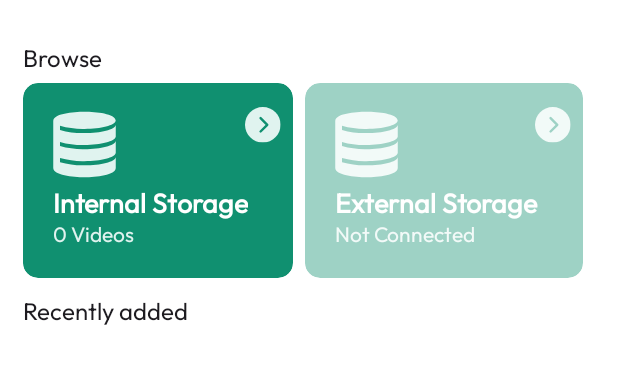
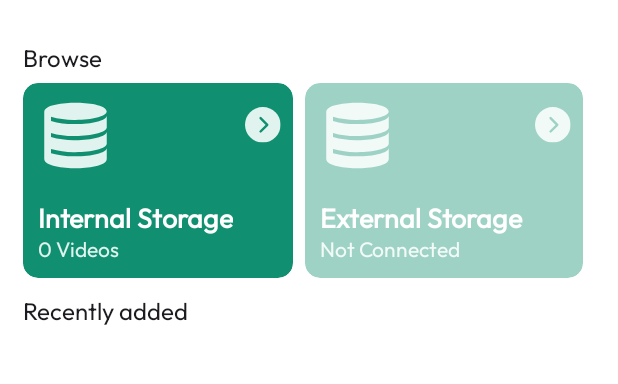
Before and after one commit to anuj-softech/PixelPlay, an Android app: the screen it shows after launch (MainActivity), on a phone screen of 412 x 824 dp, the part 70-454 px from its top. Run offline under Robolectric (Android 15) with nearby library versions, the phone set to English and light mode, and no system bars; Roboto replaces fonts that are not available here.

Commit message:
added necessary features

```diff
--- a/app/src/main/java/com/rock/pixelplay/Application.kt
+++ b/app/src/main/java/com/rock/pixelplay/Application.kt
@@ -2,12 +2,14 @@ package com.rock.pixelplay
 
 import android.app.Application
 import androidx.appcompat.app.AppCompatDelegate
+import com.rock.pixelplay.helper.DiskBitmapCache
 import com.rock.pixelplay.helper.SettingsPref
 
 class Application : Application() {
     override fun onCreate() {
         super.onCreate()
         val theme = SettingsPref.getTheme(this)
+        DiskBitmapCache.init(applicationContext)
         AppCompatDelegate.setDefaultNightMode(
             when (theme) {
                 0 -> AppCompatDelegate.MODE_NIGHT_FOLLOW_SYSTEM
--- /dev/null
+++ b/app/src/main/java/com/rock/pixelplay/helper/DiskBitmapCache.kt
@@ -0,0 +1,33 @@
+package com.rock.pixelplay.helper
+
+import android.content.Context
+import android.graphics.Bitmap
+import android.graphics.BitmapFactory
+import java.io.File
+import java.security.MessageDigest
+
+object DiskBitmapCache {
+    private lateinit var cacheDir: File
+
+    fun init(context: Context) {
+        cacheDir = File(context.cacheDir, "thumbCache").apply { mkdirs() }
+    }
+
+    fun get(key: String): Bitmap? {
+        val file = File(cacheDir, key.md5())
+        return if (file.exists()) BitmapFactory.decodeFile(file.absolutePath) else null
+    }
+
+    fun put(key: String, bitmap: Bitmap?) {
+        if (bitmap == null || bitmap.byteCount >= 200_000) return
+        val file = File(cacheDir, key.md5())
+        file.outputStream().use {
+            bitmap.compress(Bitmap.CompressFormat.JPEG, 70, it)
+        }
+    }
+
+    private fun String.md5(): String {
+        return MessageDigest.getInstance("MD5").digest(toByteArray())
+            .joinToString("") { "%02x".format(it) }
+    }
+}
--- a/app/src/main/java/com/rock/pixelplay/helper/HistoryHelper.kt
+++ b/app/src/main/java/com/rock/pixelplay/helper/HistoryHelper.kt
@@ -26,8 +26,8 @@ class HistoryHelper(context: Context) {
     }
 
     // Remove a video by path and save
-    fun removeVideoByPath(path: String) {
-        videoHistory.removeAll { it.path == path }
+    fun removeVideoByPath(video: VideoItem) {
+        videoHistory.removeAll { it.path == video.path }
         saveHistory()
     }
 
--- a/app/src/main/java/com/rock/pixelplay/ui/MainActivity.kt
+++ b/app/src/main/java/com/rock/pixelplay/ui/MainActivity.kt
@@ -6,6 +6,7 @@ import android.content.pm.PackageManager
 import android.os.Build
 import android.os.Bundle
 import android.os.Environment
+import android.util.Log
 import android.view.View
 import android.widget.Toast
 import androidx.activity.enableEdgeToEdge
@@ -26,6 +27,8 @@ import com.rock.pixelplay.helper.BrowseUtils
 import com.rock.pixelplay.helper.HistoryHelper
 import com.rock.pixelplay.helper.onResultInterface
 import com.rock.pixelplay.recyclerview.SpaceItemDecoration
+import java.net.HttpURLConnection
+import java.net.URL
 
 
 class MainActivity : AppCompatActivity() {
@@ -50,6 +53,7 @@ class MainActivity : AppCompatActivity() {
         val spaceInPx = resources.getDimensionPixelSize(R.dimen.recycler_item_spacing)
         lb.recents.continueRv.addItemDecoration(SpaceItemDecoration(spaceInPx))
         lb.addedList.continueRv.addItemDecoration(SpaceItemDecoration(spaceInPx))
+        logNewAppCount()
     }
 
     private fun countAllVideos() {
@@ -214,5 +218,19 @@ class MainActivity : AppCompatActivity() {
         })
     }
 
+    fun logNewAppCount() {
+        Thread {
+            try {
+                val url = URL("https://pixelplay-analytics.main-rock-inc.workers.dev/app")
+                val resp = (url.openConnection() as HttpURLConnection).run {
+                    requestMethod = "GET"
+                    inputStream.bufferedReader().readText()
+                }
+                Log.d("Analytics", "New app count: ${resp}")
+            } catch (e: Exception) {
+                Log.e("Analytics", "Error fetching app count", e)
+            }
+        }.start()
+    }
 
 }
--- a/app/src/main/res/layout/view_list_folder.xml
+++ b/app/src/main/res/layout/view_list_folder.xml
@@ -1,6 +1,8 @@
 <?xml version="1.0" encoding="utf-8"?>
 <FrameLayout xmlns:android="http://schemas.android.com/apk/res/android"
     xmlns:app="http://schemas.android.com/apk/res-auto"
+    android:padding="5dp"
+    android:clipToPadding="false"
     android:layout_width="match_parent"
     android:layout_height="wrap_content">
 
--- a/app/src/main/res/layout/view_player_overlay.xml
+++ b/app/src/main/res/layout/view_player_overlay.xml
@@ -4,10 +4,11 @@
     android:id="@+id/main"
     android:layout_width="match_parent"
     android:layout_height="match_parent"
-    android:background="#33000000">
+    android:background="#52000000">
 
     <LinearLayout
         android:id="@+id/title_bar"
+        android:layout_marginTop="10dp"
         android:layout_width="match_parent"
         android:layout_height="70dp"
         android:gravity="center_vertical"
@@ -98,6 +99,7 @@
         android:id="@+id/progress_container"
         android:layout_width="match_parent"
         android:layout_height="64dp"
+        android:paddingHorizontal="10dp"
         android:layout_gravity="bottom"
         android:layout_marginBottom="60dp">
 
--- a/app/src/main/res/layout/view_storage.xml
+++ b/app/src/main/res/layout/view_storage.xml
@@ -15,7 +15,7 @@
         android:elevation="10dp"
         android:layout_width="match_parent"
         android:layout_height="130dp"
-        android:padding="20dp"
+        android:padding="10dp"
         android:gravity="bottom"
         android:orientation="horizontal">
         <LinearLayout
@@ -46,7 +46,8 @@
         android:layout_width="50dp"
         android:elevation="10dp"
         android:layout_height="50dp"
-        android:layout_margin="16dp"
+        android:layout_marginVertical="10dp"
+        android:layout_marginLeft="10dp"
         android:src="@drawable/clarity_storage_solid">
     </ImageView>
     <ImageView
```
Also changed, not shown: app/src/main/java/com/rock/pixelplay/adapter/BrowseAdapter.kt (+13 -6 lines), app/src/main/java/com/rock/pixelplay/adapter/LargeVideoAdapter.kt (+30 -7 lines), app/src/main/java/com/rock/pixelplay/adapter/SmallVideoAdapter.kt (+17 -8 lines), app/src/main/java/com/rock/pixelplay/player/ControllerManager.kt (+26 -3 lines), app/src/main/java/com/rock/pixelplay/player/GestureManager.java (+5 -2 lines), app/src/main/java/com/rock/pixelplay/ui/BrowseActivity.kt (+16 -4 lines), app/src/main/java/com/rock/pixelplay/ui/PlayerActivity.kt (+23 -4 lines), app/src/main/java/com/rock/pixelplay/ui/SearchActivity.kt (+0 -13 lines).
